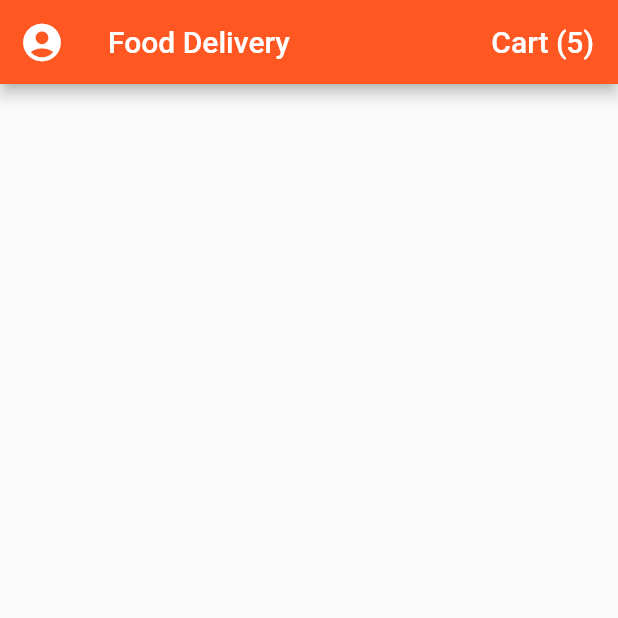
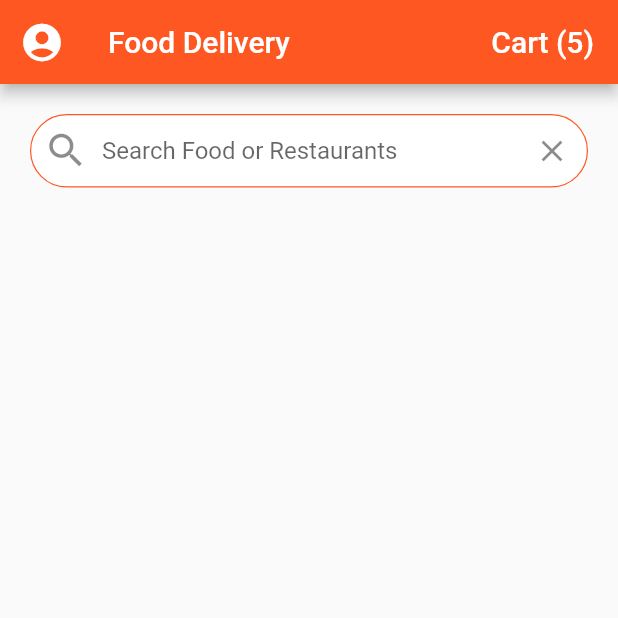
Before and after one commit to mshayanabbasi/Food-Delivery-UI-in-Flutter, a Flutter app: the screen it shows after launch, on a phone screen of 412 x 824 dp, the top half of it. Run offline on Flutter 3.47's test engine with Material 2 defaults, Android fonts, the phone set to English and light mode, and no system bars.

Commit message:
Add Search Bar

```diff
--- a/lib/screens/home_screen.dart
+++ b/lib/screens/home_screen.dart
@@ -35,6 +35,42 @@ class _HomeScreenState extends State<HomeScreen> {
           ),
         ],
       ),
+      body: ListView(
+        children: <Widget>[
+          Padding(
+            padding: EdgeInsets.all(20.0),
+            child: TextField(
+              decoration: InputDecoration(
+                contentPadding: EdgeInsets.symmetric(vertical: 15),
+                fillColor: Colors.white,
+                filled: true,
+                border: OutlineInputBorder(
+                  borderRadius: BorderRadius.circular(30.0),
+                  borderSide: BorderSide(
+                    width: 0.8,
+                  ),
+                ),
+                enabledBorder: OutlineInputBorder(
+                  borderRadius: BorderRadius.circular(30.0),
+                  borderSide: BorderSide(
+                    width: 0.8,
+                    color: Theme.of(context).primaryColor,
+                  ),
+                ),
+                hintText: 'Search Food or Restaurants',
+                prefixIcon: Icon(
+                  Icons.search,
+                  size: 30.0,
+                ),
+                suffixIcon: IconButton(
+                  icon: Icon(Icons.clear),
+                  onPressed: () {},
+                ),
+              ),
+            ),
+          ),
+        ],
+      ),
     );
   }
 }
```
